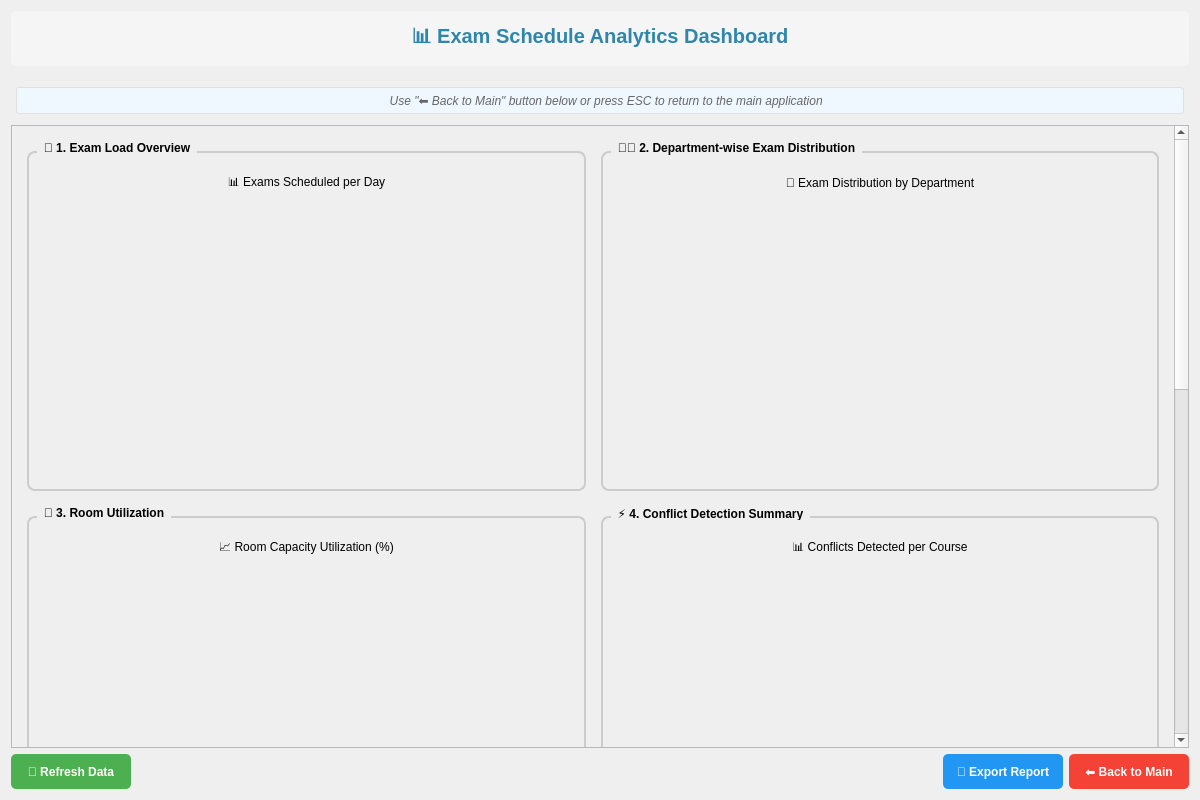
First picture: the form in ui/analyticswindow.ui, repository rashid4702667-hue/exam-manager, before the edit.
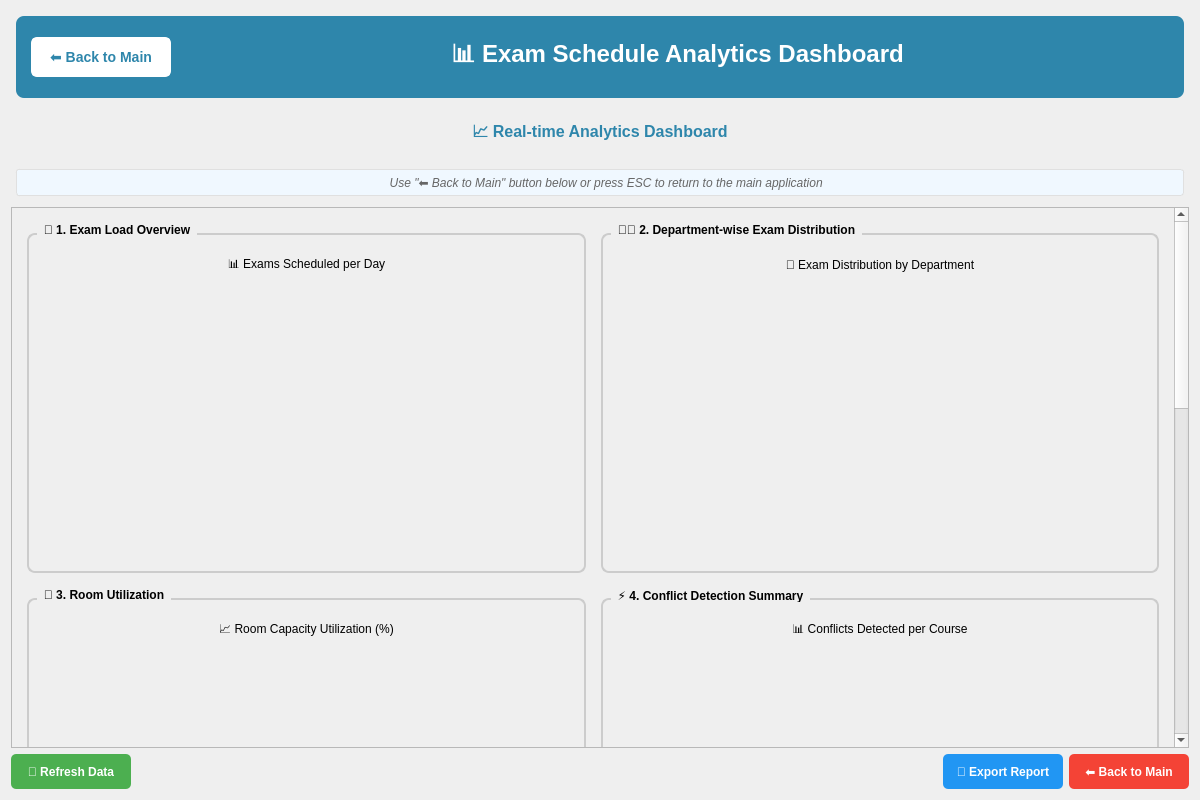
Second picture: the form after the edit.

```diff
--- a/ui/analyticswindow.ui
+++ b/ui/analyticswindow.ui
@@ -14,23 +14,127 @@
    <string>Exam Schedule Analytics Dashboard</string>
   </property>
   <layout class="QVBoxLayout" name="verticalLayout">
+   <item>
+    <widget class="QFrame" name="headerFrame">
+     <property name="styleSheet">
+      <string>QFrame {
+    background-color: #2E86AB;
+    border-radius: 8px;
+    margin: 5px;
+}</string>
+     </property>
+     <property name="frameShape">
+      <enum>QFrame::StyledPanel</enum>
+     </property>
+     <layout class="QHBoxLayout" name="headerLayout">
+      <property name="spacing">
+       <number>15</number>
+      </property>
+      <property name="leftMargin">
+       <number>15</number>
+      </property>
+      <property name="topMargin">
+       <number>10</number>
+      </property>
+      <property name="rightMargin">
+       <number>15</number>
+      </property>
+      <property name="bottomMargin">
+       <number>10</number>
+      </property>
+      <item>
+       <widget class="QPushButton" name="backButton">
+        <property name="text">
+         <string>⬅️ Back to Main</string>
+        </property>
+        <property name="minimumSize">
+         <size>
+          <width>140</width>
+          <height>40</height>
+         </size>
+        </property>
+        <property name="styleSheet">
+         <string>QPushButton {
+    background-color: #FFFFFF;
+    color: #2E86AB;
+    border: 2px solid #FFFFFF;
+    border-radius: 6px;
+    font-weight: bold;
+    font-size: 14px;
+    padding: 8px 16px;
+}
+QPushButton:hover {
+    background-color: #F0F8FF;
+    border-color: #F0F8FF;
+}
+QPushButton:pressed {
+    background-color: #E0F0FF;
+}</string>
+        </property>
+       </widget>
+      </item>
+      <item>
+       <spacer name="headerSpacer">
+        <property name="orientation">
+         <enum>Qt::Horizontal</enum>
+        </property>
+        <property name="sizeHint" stdset="0">
+         <size>
+          <width>40</width>
+          <height>20</height>
+         </size>
+        </property>
+       </spacer>
+      </item>
+      <item>
+       <widget class="QLabel" name="headerTitleLabel">
+        <property name="text">
+         <string>📊 Exam Schedule Analytics Dashboard</string>
+        </property>
+        <property name="alignment">
+         <set>Qt::AlignCenter</set>
+        </property>
+        <property name="styleSheet">
+         <string>QLabel {
+    font-size: 24px;
+    font-weight: bold;
+    color: #FFFFFF;
+    padding: 5px;
+}</string>
+        </property>
+       </widget>
+      </item>
+      <item>
+       <spacer name="headerSpacerRight">
+        <property name="orientation">
+         <enum>Qt::Horizontal</enum>
+        </property>
+        <property name="sizeHint" stdset="0">
+         <size>
+          <width>180</width>
+          <height>20</height>
+         </size>
+        </property>
+       </spacer>
+      </item>
+     </layout>
+    </widget>
+   </item>
    <item>
     <widget class="QLabel" name="titleLabel">
      <property name="text">
-      <string>📊 Exam Schedule Analytics Dashboard</string>
+      <string>📈 Real-time Analytics Dashboard</string>
      </property>
      <property name="alignment">
       <set>Qt::AlignCenter</set>
      </property>
      <property name="styleSheet">
       <string>QLabel {
-    font-size: 20px;
+    font-size: 16px;
     font-weight: bold;
     color: #2E86AB;
-    padding: 10px;
-    background-color: #F5F5F5;
-    border-radius: 5px;
-    margin-bottom: 10px;
+    padding: 5px;
+    margin: 5px;
 }</string>
      </property>
     </widget>
```
